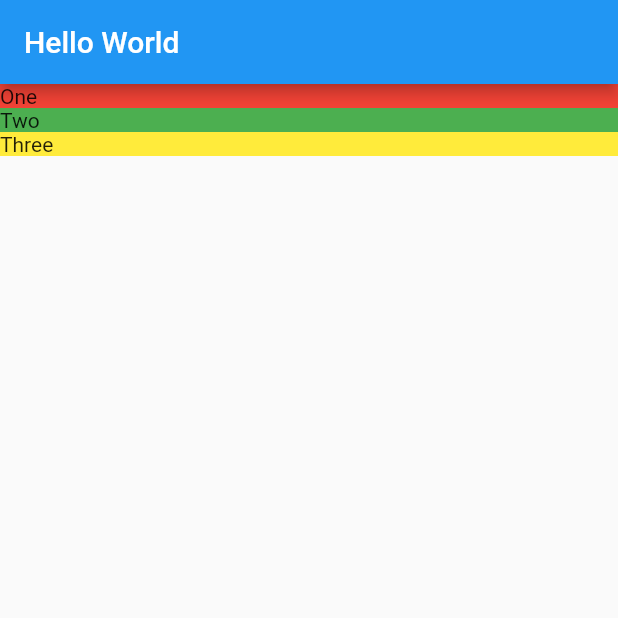
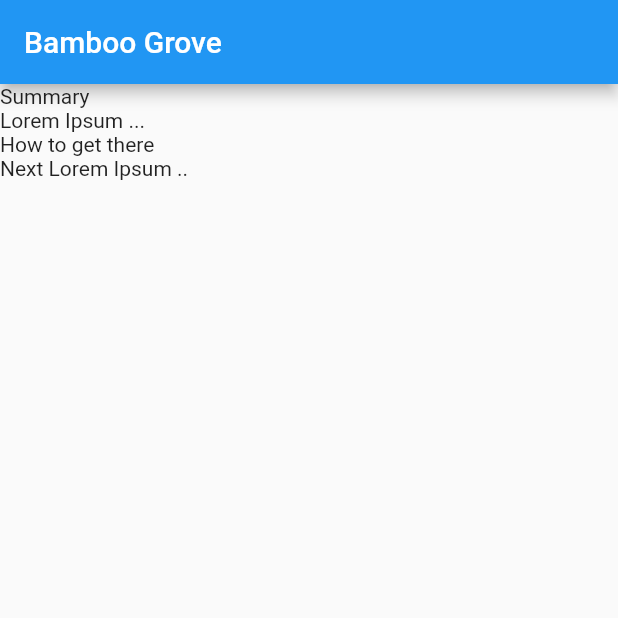
Before and after one commit to LoneCoderLab/crash_course, a Flutter app: the screen it shows after launch, on a phone screen of 412 x 824 dp, the top half of it. Run offline on Flutter 3.47's test engine with Material 2 defaults, Android fonts, the phone set to English and light mode, and no system bars.

Commit message:
0.0.2 Use data model, mock data

```diff
--- a/lib/location_detail.dart
+++ b/lib/location_detail.dart
@@ -1,30 +1,39 @@
 import 'package:flutter/material.dart';
+import 'models/location.dart';
 
 class LocationDetail extends StatelessWidget {
+  final Location location;
+
+  LocationDetail(this.location);
+
   @override
   Widget build(BuildContext context) {
     return Scaffold(
       appBar: AppBar(
-        title: Text('Hello World'),
+        title: Text(location.name),
       ),
       body: Column(
         mainAxisAlignment: MainAxisAlignment.start,
         crossAxisAlignment: CrossAxisAlignment.stretch,
-        children: [
-          _section("One", Colors.red),
-          _section("Two", Colors.green),
-          _section("Three", Colors.yellow)
-        ],
+        children: _renderFacts(location),
       ),
     );
   }
 
-  Widget _section(String title, Color color) {
-    return Container(
-      decoration: BoxDecoration(
-        color: color,
-      ),
-      child: Text(title),
-    );
+  List<Widget> _renderFacts(Location location) {
+    var result = List<Widget>();
+    for (int i = 0; i < location.facts.length; i++) {
+      result.add(_sectionTitle(location.facts[i].title));
+      result.add(_sectionText(location.facts[i].text));
+    }
+    return result;
+  }
+
+  Widget _sectionTitle(String title) {
+    return Text(title);
+  }
+
+  Widget _sectionText(String text) {
+    return Text(text);
   }
 }
--- a/lib/main.dart
+++ b/lib/main.dart
@@ -1,8 +1,11 @@
 import 'package:flutter/material.dart';
 import 'location_detail.dart';
+import 'mocks/mock_location.dart';
+import 'models/location.dart';
 
 void main() {
+  final Location mockLocation = MockLocation.FetchAny();
   return runApp(MaterialApp(
-    home: LocationDetail(),
+    home: LocationDetail(mockLocation),
   ));
 }
--- /dev/null
+++ b/lib/mocks/mock_location.dart
@@ -0,0 +1,21 @@
+import '../models/location.dart';
+import '../models/location_fact.dart';
+
+class MockLocation extends Location{
+  static Location FetchAny() {
+    return Location(
+      name: 'Bamboo Grove',
+      url: 'https://goo.gl/Npy2k8',
+      facts: <LocationFact> [
+        LocationFact(
+          title: 'Summary',
+          text: 'Lorem Ipsum ...'
+        ),
+        LocationFact(
+          title: 'How to get there',
+          text: 'Next Lorem Ipsum ..'
+        )
+      ]
+    );
+  }
+}
--- /dev/null
+++ b/lib/models/location.dart
@@ -0,0 +1,8 @@
+import './location_fact.dart';
+
+class Location {
+  final String name;
+  final String url;
+  final List<LocationFact> facts;
+  Location({this.name, this.url, this.facts});
+}
--- /dev/null
+++ b/lib/models/location_fact.dart
@@ -0,0 +1,6 @@
+
+class LocationFact {
+  final String title;
+  final String text;
+  LocationFact({this.title, this.text});
+}
```
